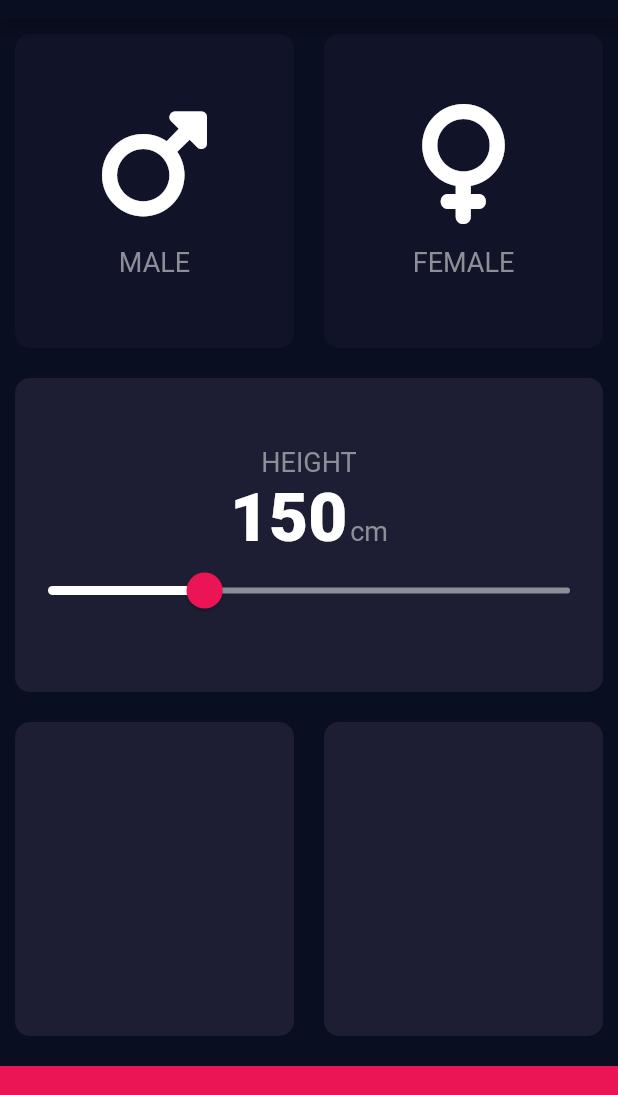
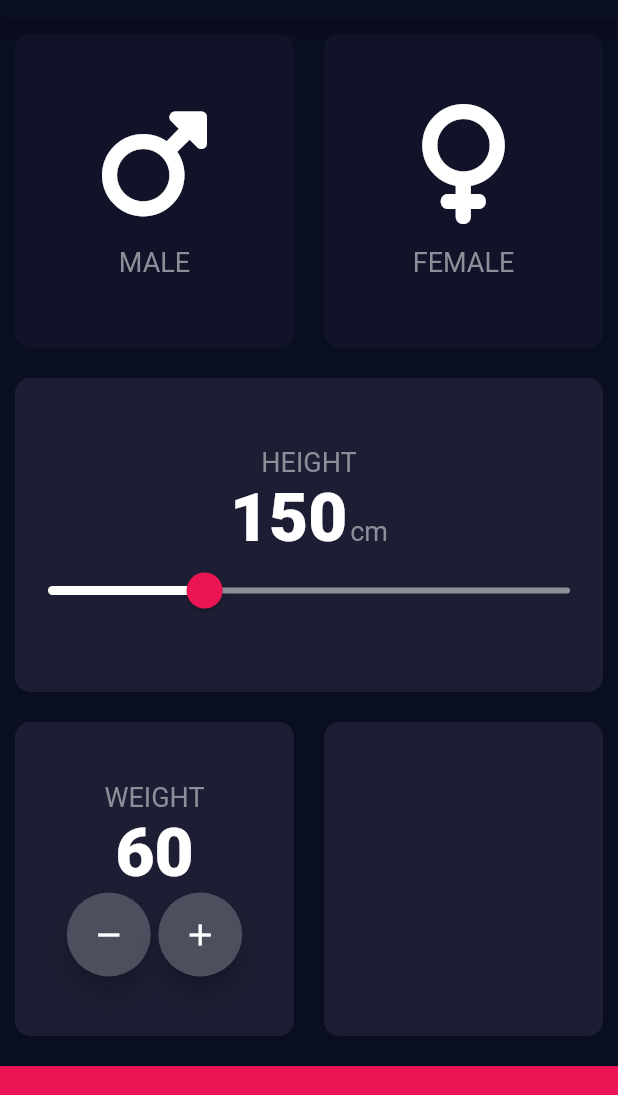
Before and after one commit to HimJan7/bmi_calculator, a Flutter app: the screen it shows after launch, on a phone screen of 412 x 824 dp, the part 65-1160 px from its top. Run offline on Flutter 3.47's test engine with Material 2 defaults, Android fonts, the phone set to English and light mode, and no system bars; our stand-ins replace font_awesome_flutter.

Commit message:
[weightContainer]

```diff
--- a/lib/input_page.dart
+++ b/lib/input_page.dart
@@ -20,6 +20,7 @@ class InputPage extends StatefulWidget {
 class InputPageState extends State<InputPage> {
   Gender selectedGender = Gender.none;
   int height = 150;
+  int weight = 60;
   @override
   Widget build(BuildContext context) {
     return Scaffold(
@@ -129,7 +130,37 @@ class InputPageState extends State<InputPage> {
                       onPress: () {},
                       colour: kActiveCardColour,
                       cardChild: Column(
-                        children: [],
+                        mainAxisAlignment: MainAxisAlignment.center,
+                        children: [
+                          Text('WEIGHT', style: kLabelTextStyle),
+                          Text(
+                            weight.toString(),
+                            style: kNumberTextStyle,
+                          ),
+                          Row(
+                              mainAxisAlignment: MainAxisAlignment.center,
+                              children: [
+                                FloatingActionButton(
+                                  onPressed: () {},
+                                  child: Icon(
+                                    Icons.remove,
+                                    color: Colors.white,
+                                  ),
+                                  backgroundColor: Color(0xFF4C4F5E),
+                                ),
+                                SizedBox(
+                                  width: 5,
+                                ),
+                                FloatingActionButton(
+                                  onPressed: () {},
+                                  child: Icon(
+                                    Icons.add,
+                                    color: Colors.white,
+                                  ),
+                                  backgroundColor: Color(0xFF4C4F5E),
+                                ),
+                              ])
+                        ],
                       ),
                     ),
                   ),
```
